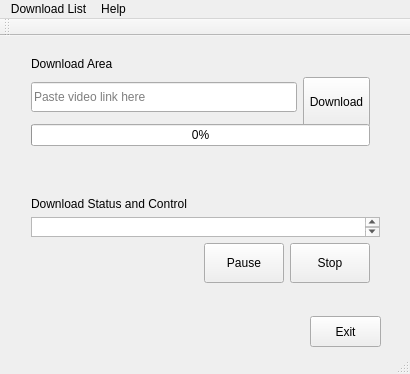
Above: YoutubeVideoDownloader/downloadwindow.ui from manashmandal/Youtube_dl_Qt_Gui before the change. Below: the same form after it.
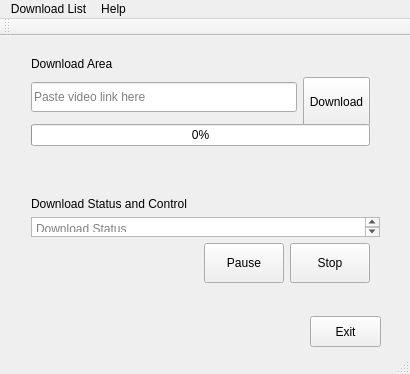
That is the form after the change.

```diff
--- a/YoutubeVideoDownloader/downloadwindow.ui
+++ b/YoutubeVideoDownloader/downloadwindow.ui
@@ -165,6 +165,9 @@
 &lt;/style&gt;&lt;/head&gt;&lt;body style=&quot; font-family:'MS Shell Dlg 2'; font-size:8.25pt; font-weight:400; font-style:normal;&quot;&gt;
 &lt;p style=&quot;-qt-paragraph-type:empty; margin-top:0px; margin-bottom:0px; margin-left:0px; margin-right:0px; -qt-block-indent:0; text-indent:0px;&quot;&gt;&lt;br /&gt;&lt;/p&gt;&lt;/body&gt;&lt;/html&gt;</string>
          </property>
+         <property name="placeholderText">
+          <string>Download Status</string>
+         </property>
         </widget>
        </item>
        <item>
```
